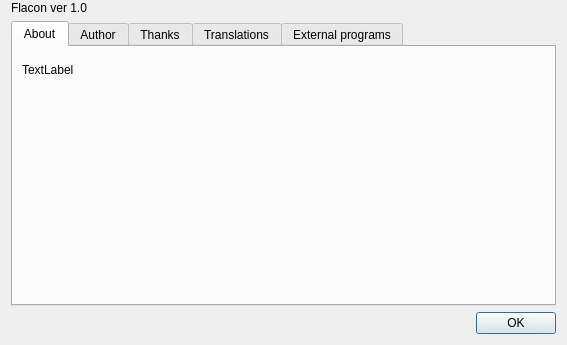
First picture: the form in gui/aboutdialog/aboutdialog.ui, repository flacon/flacon, before the edit.
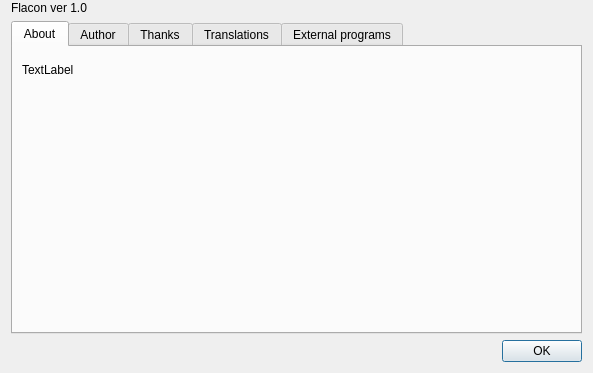
Second picture: the form after the edit.

What changed in the file:
```diff
--- a/gui/aboutdialog/aboutdialog.ui
+++ b/gui/aboutdialog/aboutdialog.ui
@@ -6,8 +6,8 @@
    <rect>
     <x>0</x>
     <y>0</y>
-    <width>567</width>
-    <height>345</height>
+    <width>593</width>
+    <height>373</height>
    </rect>
   </property>
   <property name="sizePolicy">
```
